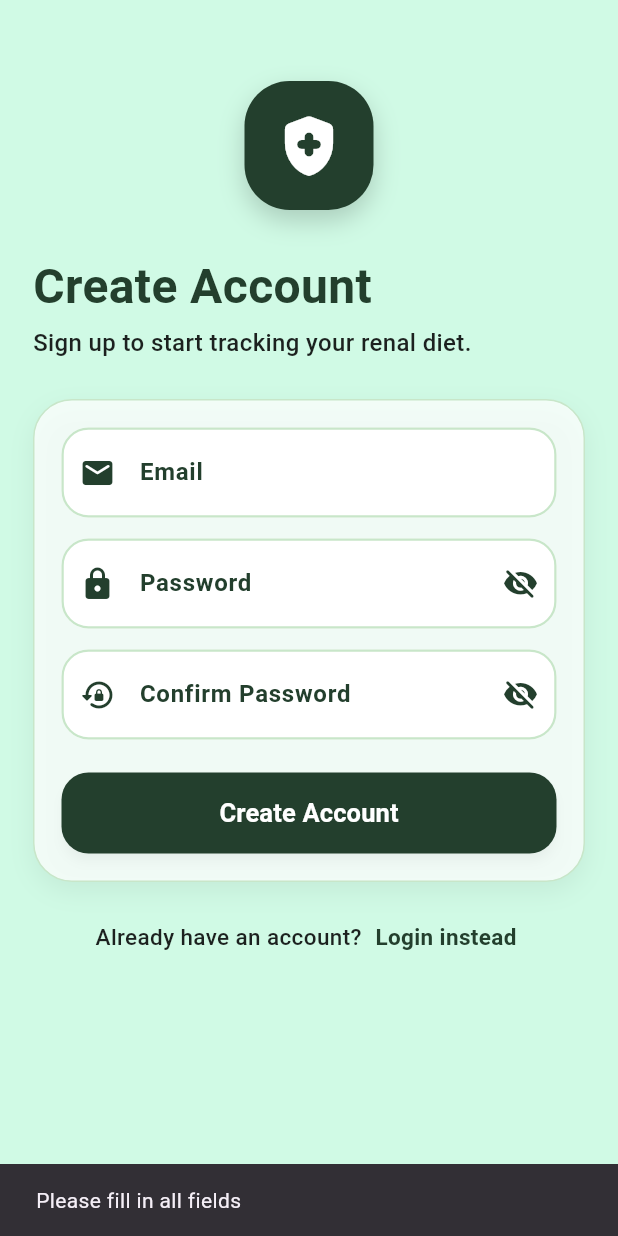
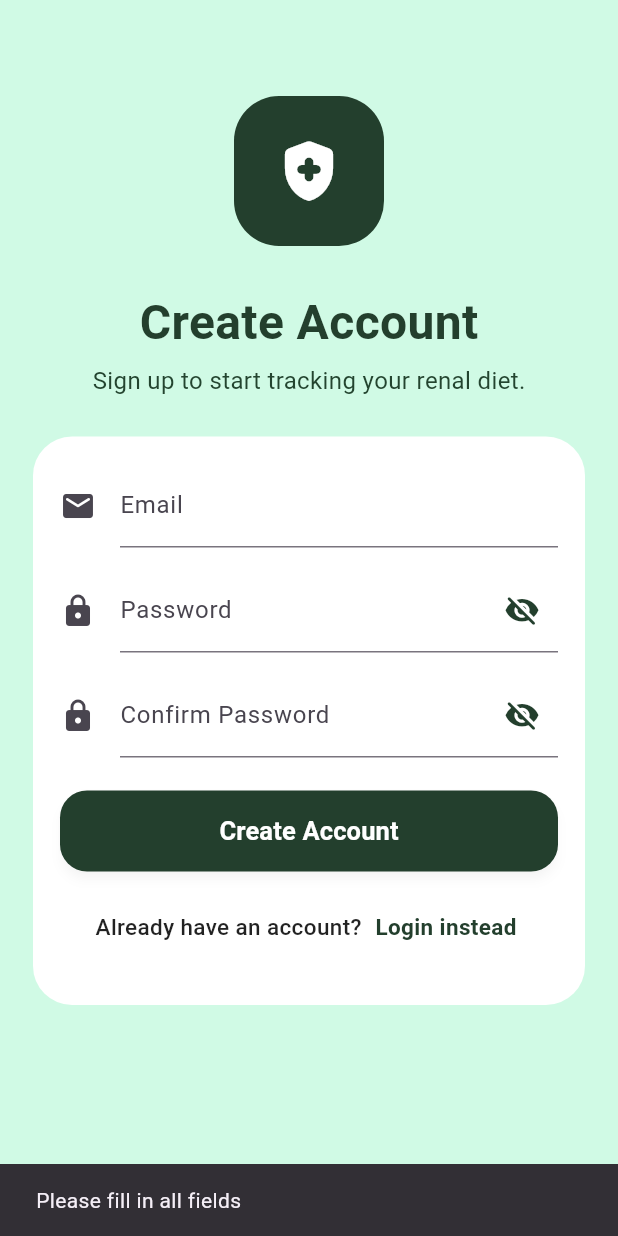
Before and after one commit to kirr24/RenalBites, a Flutter app: the RegisterScreen screen opened directly, after a tap on "Create Account", on a phone screen of 412 x 824 dp. Run offline on Flutter 3.47's test engine with Material 3 defaults, Android fonts, the phone set to English and light mode, and no system bars; our stand-ins replace cloud_firestore, curved_navigation_bar, firebase_auth, firebase_core, firebase_storage, fl_chart and 2 more; accounts and stored records are empty; network calls fail.

Commit message:
change codes

```diff
--- a/lib/screens/register_screen.dart
+++ b/lib/screens/register_screen.dart
@@ -1,6 +1,8 @@
 import 'package:firebase_auth/firebase_auth.dart';
 import 'package:flutter/material.dart';
 import 'package:renalbites/screens/createprofile_screen.dart';
+
+const Color bg = const Color.fromARGB(255, 208, 250, 229);
 
 class RegisterScreen extends StatefulWidget {
   final VoidCallback showLoginScreen;
@@ -12,148 +14,96 @@ class RegisterScreen extends StatefulWidget {
 }
 
 class _RegisterScreenState extends State<RegisterScreen> {
-  final TextEditingController _emailController = TextEditingController();
-  final TextEditingController _passwordController = TextEditingController();
-  final TextEditingController _confirmPasswordController =
+  final TextEditingController emailController = TextEditingController();
+  final TextEditingController passwordController = TextEditingController();
+  final TextEditingController confirmPasswordController =
       TextEditingController();
 
-  bool _isLoading = false;
-  bool _obscurePassword = true;
-  bool _obscureConfirmPassword = true;
+  bool isLoading = false;
+  bool hidePassword = true;
+  bool hideConfirmPassword = true;
 
   @override
   void dispose() {
-    _emailController.dispose();
-    _passwordController.dispose();
-    _confirmPasswordController.dispose();
+    emailController.dispose();
+    passwordController.dispose();
+    confirmPasswordController.dispose();
     super.dispose();
   }
 
-  bool passwordConfirmed() {
-    return _passwordController.text.trim() ==
-        _confirmPasswordController.text.trim();
-  }
-
-  Future<bool> createAccount() async {
-    final email = _emailController.text.trim();
-    final password = _passwordController.text.trim();
-    final confirmPassword = _confirmPasswordController.text.trim();
+  Future<void> createAccount() async {
+    String email = emailController.text.trim();
+    String password = passwordController.text.trim();
+    String confirmPassword = confirmPasswordController.text.trim();
 
     if (email.isEmpty || password.isEmpty || confirmPassword.isEmpty) {
       ScaffoldMessenger.of(context).showSnackBar(
         const SnackBar(content: Text('Please fill in all fields')),
       );
-      return false;
+      return;
     }
 
-    if (!passwordConfirmed()) {
+    if (password != confirmPassword) {
       ScaffoldMessenger.of(
         context,
       ).showSnackBar(const SnackBar(content: Text('Passwords do not match')));
-      return false;
+      return;
     }
 
     try {
-      setState(() => _isLoading = true);
+      setState(() {
+        isLoading = true;
+      });
 
       await FirebaseAuth.instance.createUserWithEmailAndPassword(
         email: email,
         password: password,
       );
 
-      return true;
+      if (mounted) {
+        Navigator.pushReplacement(
+          context,
+          MaterialPageRoute(
+            builder: (context) => CreateprofileScreen(
+              showRegisterScreen: () => Navigator.pop(context),
+            ),
+          ),
+        );
+      }
     } on FirebaseAuthException catch (e) {
-      String message = 'Registration failed';
-
-      if (e.code == 'email-already-in-use') {
-        message = 'This email is already in use';
-      } else if (e.code == 'invalid-email') {
-        message = 'Invalid email address';
-      } else if (e.code == 'weak-password') {
-        message = 'Password is too weak';
-      }
-
-      ScaffoldMessenger.of(
-        context,
-      ).showSnackBar(SnackBar(content: Text(message)));
-
-      return false;
+      ScaffoldMessenger.of(context).showSnackBar(
+        SnackBar(content: Text(e.message ?? 'Registration failed')),
+      );
     } catch (e) {
       ScaffoldMessenger.of(
         context,
-      ).showSnackBar(SnackBar(content: Text('Error: $e')));
-      return false;
+      ).showSnackBar(SnackBar(content: Text('Something went wrong: $e')));
     } finally {
-      if (mounted) {
-        setState(() => _isLoading = false);
+      setState(() => isLoading = false);
     }
-    }
-  }
-
-  InputDecoration inputDecoration({
-    required String label,
-    required IconData icon,
-    Widget? suffixIcon,
-  }) {
-    return InputDecoration(
-      labelText: label,
-      labelStyle: const TextStyle(
-        color: Color.fromARGB(255, 35, 63, 45),
-        fontWeight: FontWeight.w600,
-      ),
-      prefixIcon: Icon(icon, color: const Color.fromARGB(255, 35, 63, 45)),
-      suffixIcon: suffixIcon,
-      filled: true,
-      fillColor: Colors.white,
-      contentPadding: const EdgeInsets.symmetric(horizontal: 18, vertical: 18),
-      enabledBorder: OutlineInputBorder(
-        borderRadius: BorderRadius.circular(18),
-        borderSide: BorderSide(color: Colors.green.shade100, width: 1.5),
-      ),
-      focusedBorder: OutlineInputBorder(
-        borderRadius: BorderRadius.circular(18),
-        borderSide: const BorderSide(
-          color: Color.fromARGB(255, 35, 63, 45),
-          width: 2,
-        ),
-      ),
-      errorBorder: OutlineInputBorder(
-        borderRadius: BorderRadius.circular(18),
-        borderSide: const BorderSide(color: Colors.red, width: 1.5),
-      ),
-      focusedErrorBorder: OutlineInputBorder(
-        borderRadius: BorderRadius.circular(18),
-        borderSide: const BorderSide(color: Colors.red, width: 2),
-      ),
-    );
   }
 
   @override
   Widget build(BuildContext context) {
     return Scaffold(
-      backgroundColor: const Color.fromARGB(255, 208, 250, 229),
+      backgroundColor: bg,
       body: SafeArea(
         child: SingleChildScrollView(
           padding: const EdgeInsets.symmetric(horizontal: 22, vertical: 24),
           child: Column(
-            crossAxisAlignment: CrossAxisAlignment.start,
+            crossAxisAlignment: CrossAxisAlignment.center,
             children: [
-              const SizedBox(height: 30),
-              Center(
-                child: Container(
-                  width: 86,
-                  height: 86,
+              const SizedBox(height: 40),
+
+              Container(
+                width: 100,
+                height: 100,
                 decoration: BoxDecoration(
                   color: const Color.fromARGB(255, 35, 63, 45),
                   borderRadius: BorderRadius.circular(30),
-                    boxShadow: [
-                      BoxShadow(
-                        color: Colors.black.withOpacity(0.18),
-                        blurRadius: 14,
-                        offset: const Offset(0, 7),
                 ),
-                    ],
-                  ),
+                child: Padding(
+                  padding: const EdgeInsets.all(12),
                   child: const Icon(
                     Icons.health_and_safety_rounded,
                     color: Colors.white,
@@ -179,9 +129,7 @@ class _RegisterScreenState extends State<RegisterScreen> {
                 'Sign up to start tracking your renal diet.',
                 style: TextStyle(
                   fontSize: 16,
-                  height: 1.35,
-                  color: Colors.black87,
-                  fontWeight: FontWeight.w500,
+                  color: Color.fromARGB(255, 35, 68, 47),
                 ),
               ),
 
@@ -190,46 +138,38 @@ class _RegisterScreenState extends State<RegisterScreen> {
               Container(
                 padding: const EdgeInsets.all(18),
                 decoration: BoxDecoration(
-                  color: Colors.white.withOpacity(0.75),
+                  color: Colors.white,
                   borderRadius: BorderRadius.circular(26),
-                  border: Border.all(color: Colors.green.shade100),
-                  boxShadow: [
-                    BoxShadow(
-                      color: Colors.black.withOpacity(0.06),
-                      blurRadius: 14,
-                      offset: const Offset(0, 6),
-                    ),
-                  ],
                 ),
                 child: Column(
                   children: [
                     TextField(
-                      controller: _emailController,
+                      controller: emailController,
                       keyboardType: TextInputType.emailAddress,
-                      decoration: inputDecoration(
-                        label: 'Email',
-                        icon: Icons.email_rounded,
+                      decoration: const InputDecoration(
+                        label: Text('Email'),
+                        icon: Icon(Icons.email_rounded),
                       ),
                     ),
 
                     const SizedBox(height: 14),
 
                     TextField(
-                      controller: _passwordController,
-                      obscureText: _obscurePassword,
-                      decoration: inputDecoration(
-                        label: 'Password',
-                        icon: Icons.lock_rounded,
+                      controller: passwordController,
+                      obscureText: hidePassword,
+                      decoration: InputDecoration(
+                        label: const Text('Password'),
+                        icon: const Icon(Icons.lock_rounded),
                         suffixIcon: IconButton(
                           icon: Icon(
-                            _obscurePassword
+                            hidePassword
                                 ? Icons.visibility_off_rounded
                                 : Icons.visibility_rounded,
                             color: const Color.fromARGB(255, 35, 63, 45),
                           ),
                           onPressed: () {
                             setState(() {
-                              _obscurePassword = !_obscurePassword;
+                              hidePassword = !hidePassword;
                             });
                           },
                         ),
@@ -239,22 +179,21 @@ class _RegisterScreenState extends State<RegisterScreen> {
                     const SizedBox(height: 14),
 
                     TextField(
-                      controller: _confirmPasswordController,
-                      obscureText: _obscureConfirmPassword,
-                      decoration: inputDecoration(
-                        label: 'Confirm Password',
-                        icon: Icons.lock_reset_rounded,
+                      controller: confirmPasswordController,
+                      obscureText: hideConfirmPassword,
+                      decoration: InputDecoration(
+                        label: const Text('Confirm Password'),
+                        icon: const Icon(Icons.lock_rounded),
                         suffixIcon: IconButton(
                           icon: Icon(
-                            _obscureConfirmPassword
+                            hideConfirmPassword
                                 ? Icons.visibility_off_rounded
                                 : Icons.visibility_rounded,
                             color: const Color.fromARGB(255, 35, 63, 45),
                           ),
                           onPressed: () {
                             setState(() {
-                              _obscureConfirmPassword =
-                                  !_obscureConfirmPassword;
+                              hideConfirmPassword = !hideConfirmPassword;
                             });
                           },
                         ),
@@ -267,23 +206,7 @@ class _RegisterScreenState extends State<RegisterScreen> {
                       width: double.infinity,
                       height: 54,
                       child: ElevatedButton(
-                        onPressed: _isLoading
-                            ? null
-                            : () async {
-                                final success = await createAccount();
-
-                                if (success && mounted) {
-                                  Navigator.pushReplacement(
-                                    context,
-                                    MaterialPageRoute(
-                                      builder: (context) => CreateprofileScreen(
-                                        showRegisterScreen: () =>
-                                            Navigator.pop(context),
-                                      ),
-                                    ),
-                                  );
-                                }
-                              },
+                        onPressed: isLoading ? null : createAccount,
                         style: ElevatedButton.styleFrom(
                           backgroundColor: const Color.fromARGB(
                             255,
@@ -298,7 +221,7 @@ class _RegisterScreenState extends State<RegisterScreen> {
                             borderRadius: BorderRadius.circular(18),
                           ),
                         ),
-                        child: _isLoading
+                        child: isLoading
                             ? const SizedBox(
                                 width: 24,
                                 height: 24,
@@ -315,9 +238,6 @@ class _RegisterScreenState extends State<RegisterScreen> {
                                   fontWeight: FontWeight.bold,
                                 ),
                               ),
-                      ),
-                    ),
-                  ],
                       ),
                     ),
 
@@ -339,7 +259,10 @@ class _RegisterScreenState extends State<RegisterScreen> {
                           borderRadius: BorderRadius.circular(8),
                           onTap: widget.showLoginScreen,
                           child: const Padding(
-                      padding: EdgeInsets.symmetric(horizontal: 4, vertical: 4),
+                            padding: EdgeInsets.symmetric(
+                              horizontal: 4,
+                              vertical: 4,
+                            ),
                             child: Text(
                               'Login instead',
                               style: TextStyle(
@@ -357,6 +280,9 @@ class _RegisterScreenState extends State<RegisterScreen> {
                   ],
                 ),
               ),
+            ],
+          ),
+        ),
       ),
     );
   }
```
Also changed, not shown: lib/screens/login_screen.dart (+23 -63 lines), lib/screens/splash_screen.dart (+50 -87 lines). Lines whose indentation alone changed are shown as unchanged.
